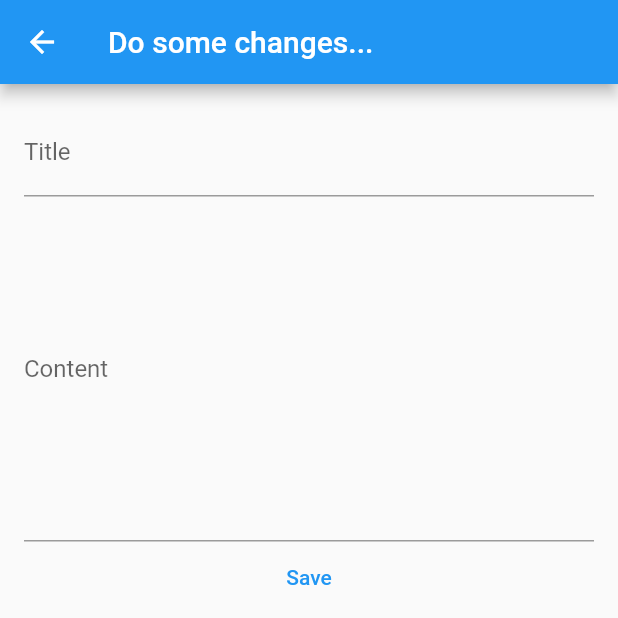
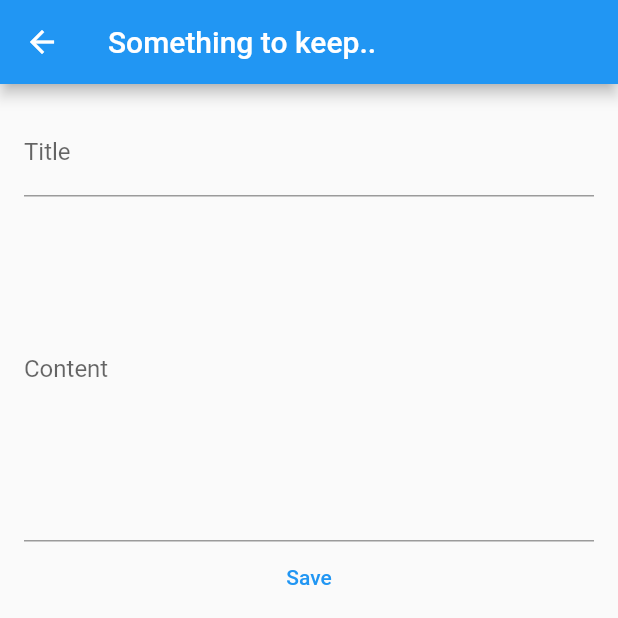
Before and after one commit to misterdiallo/flutter_note_hive_app, a Flutter app: the CreateUpdateNoteScreen screen opened directly, on a phone screen of 412 x 824 dp, the top half of it. Run offline on Flutter 3.47's test engine with Material 2 defaults, Android fonts, the phone set to English and light mode, and no system bars; our stand-ins replace hive, hive_flutter; accounts and stored records are empty.

```diff
--- a/lib/create_update_screen.dart
+++ b/lib/create_update_screen.dart
@@ -36,7 +36,9 @@ class _CreateUpdateNoteScreenState extends State<CreateUpdateNoteScreen> {
 
     return Scaffold(
       appBar: AppBar(
-        title: const Text("Do some changes..."),
+        title: Text(widget.noteToEdit != null
+            ? "Do some changes..."
+            : "Something to keep.."),
       ),
       body: Padding(
         padding: const EdgeInsets.all(16.0),
```
Also changed, not shown: 1 other file.
